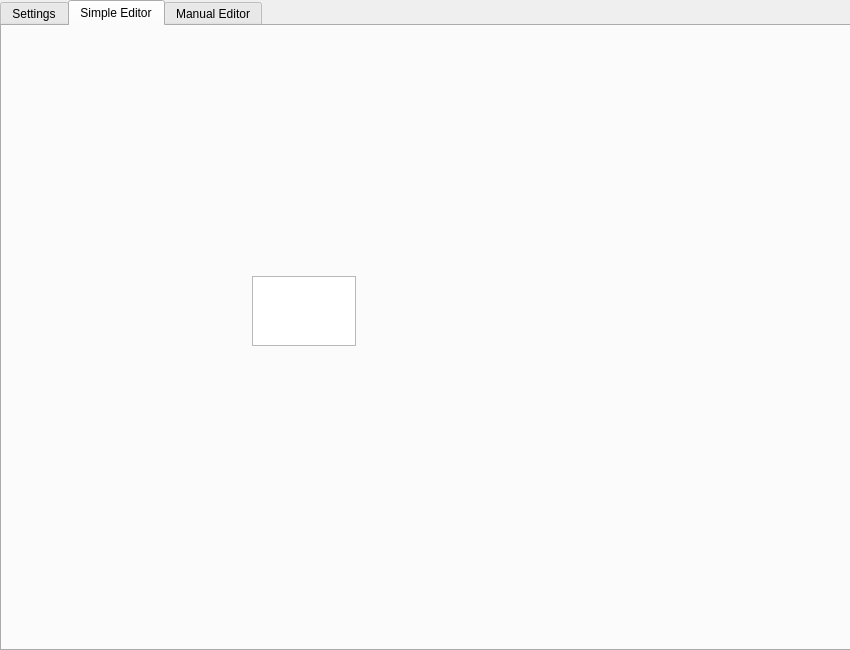
The window that main_window.ui (Femboy-Airlines/VecEdit) describes before a commit, drawn with Qt 5.
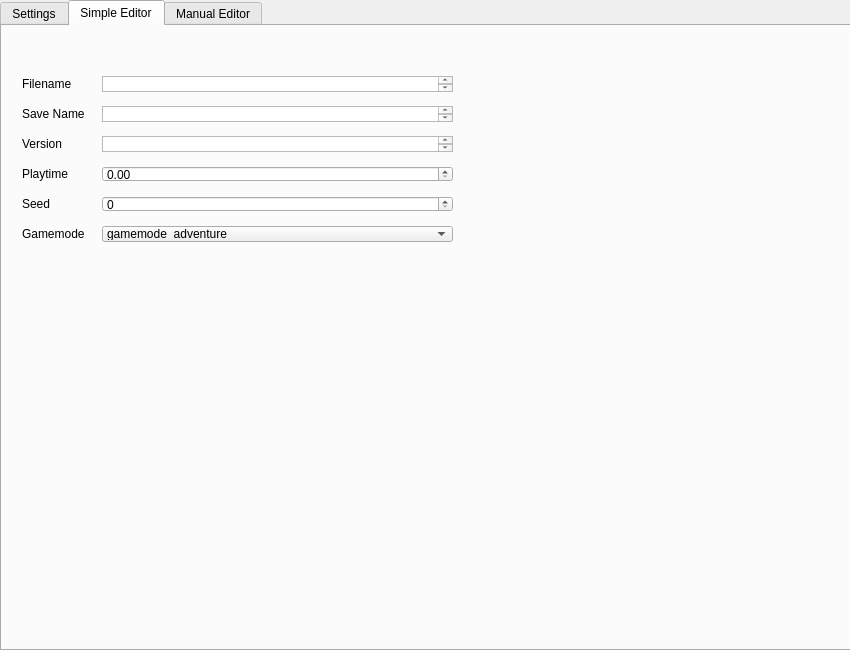
The same window after the commit. The open tabs and pages were chosen to show the change.

Commit message: Back in business boys

Diff of the .ui file:
```diff
--- a/main_window.ui
+++ b/main_window.ui
@@ -76,13 +76,151 @@
     <widget class="QTextEdit" name="textEdit">
      <property name="geometry">
       <rect>
-       <x>250</x>
-       <y>250</y>
-       <width>104</width>
-       <height>70</height>
+       <x>100</x>
+       <y>50</y>
+       <width>351</width>
+       <height>16</height>
       </rect>
      </property>
     </widget>
+    <widget class="QLabel" name="FilenameLabel">
+     <property name="geometry">
+      <rect>
+       <x>20</x>
+       <y>50</y>
+       <width>72</width>
+       <height>16</height>
+      </rect>
+     </property>
+     <property name="text">
+      <string>Filename</string>
+     </property>
+    </widget>
+    <widget class="QLabel" name="SavenameLabel">
+     <property name="geometry">
+      <rect>
+       <x>20</x>
+       <y>80</y>
+       <width>72</width>
+       <height>16</height>
+      </rect>
+     </property>
+     <property name="text">
+      <string>Save Name</string>
+     </property>
+    </widget>
+    <widget class="QTextEdit" name="SavenameInput">
+     <property name="geometry">
+      <rect>
+       <x>100</x>
+       <y>80</y>
+       <width>351</width>
+       <height>16</height>
+      </rect>
+     </property>
+    </widget>
+    <widget class="QLabel" name="SeedLabel">
+     <property name="geometry">
+      <rect>
+       <x>20</x>
+       <y>170</y>
+       <width>72</width>
+       <height>16</height>
+      </rect>
+     </property>
+     <property name="text">
+      <string>Seed</string>
+     </property>
+    </widget>
+    <widget class="QSpinBox" name="SeedInput">
+     <property name="geometry">
+      <rect>
+       <x>100</x>
+       <y>170</y>
+       <width>351</width>
+       <height>16</height>
+      </rect>
+     </property>
+    </widget>
+    <widget class="QLabel" name="VersionLabel">
+     <property name="geometry">
+      <rect>
+       <x>20</x>
+       <y>110</y>
+       <width>72</width>
+       <height>16</height>
+      </rect>
+     </property>
+     <property name="text">
+      <string>Version</string>
+     </property>
+    </widget>
+    <widget class="QTextEdit" name="VersionInput">
+     <property name="geometry">
+      <rect>
+       <x>100</x>
+       <y>110</y>
+       <width>351</width>
+       <height>16</height>
+      </rect>
+     </property>
+    </widget>
+    <widget class="QLabel" name="PlaytimeLabel">
+     <property name="geometry">
+      <rect>
+       <x>20</x>
+       <y>140</y>
+       <width>72</width>
+       <height>16</height>
+      </rect>
+     </property>
+     <property name="text">
+      <string>Playtime</string>
+     </property>
+    </widget>
+    <widget class="QDoubleSpinBox" name="PlaytimeInput">
+     <property name="geometry">
+      <rect>
+       <x>100</x>
+       <y>140</y>
+       <width>351</width>
+       <height>16</height>
+      </rect>
+     </property>
+    </widget>
+    <widget class="QComboBox" name="GamemodeInput">
+     <property name="geometry">
+      <rect>
+       <x>100</x>
+       <y>200</y>
+       <width>351</width>
+       <height>16</height>
+      </rect>
+     </property>
+     <item>
+      <property name="text">
+       <string>gamemode_adventure</string>
+      </property>
+     </item>
+     <item>
+      <property name="text">
+       <string>gamemode_creative</string>
+      </property>
+     </item>
+    </widget>
+    <widget class="QLabel" name="GamemodeLabel">
+     <property name="geometry">
+      <rect>
+       <x>20</x>
+       <y>200</y>
+       <width>72</width>
+       <height>16</height>
+      </rect>
+     </property>
+     <property name="text">
+      <string>Gamemode</string>
+     </property>
+    </widget>
    </widget>
    <widget class="QWidget" name="ManualEditorTab">
     <attribute name="title">
```
Left out of the diff: 32 changed lines with no effect on the pictures. The commit also changes 2 other files.
